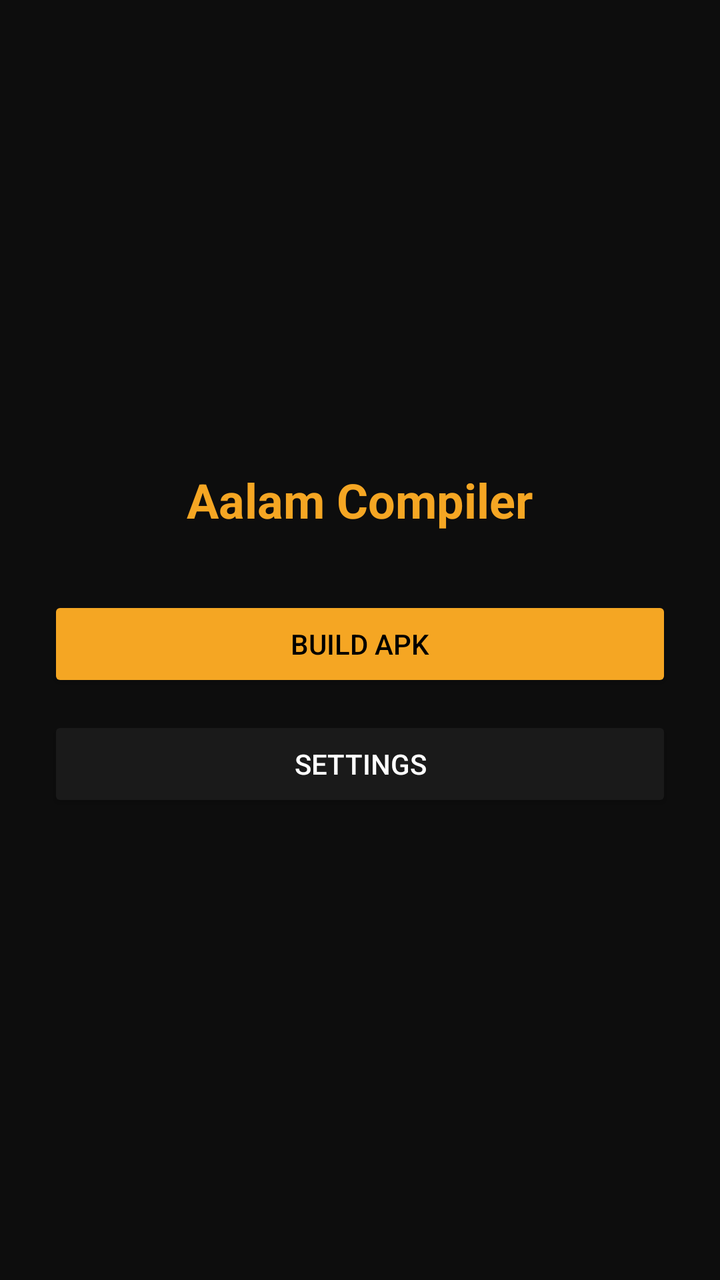
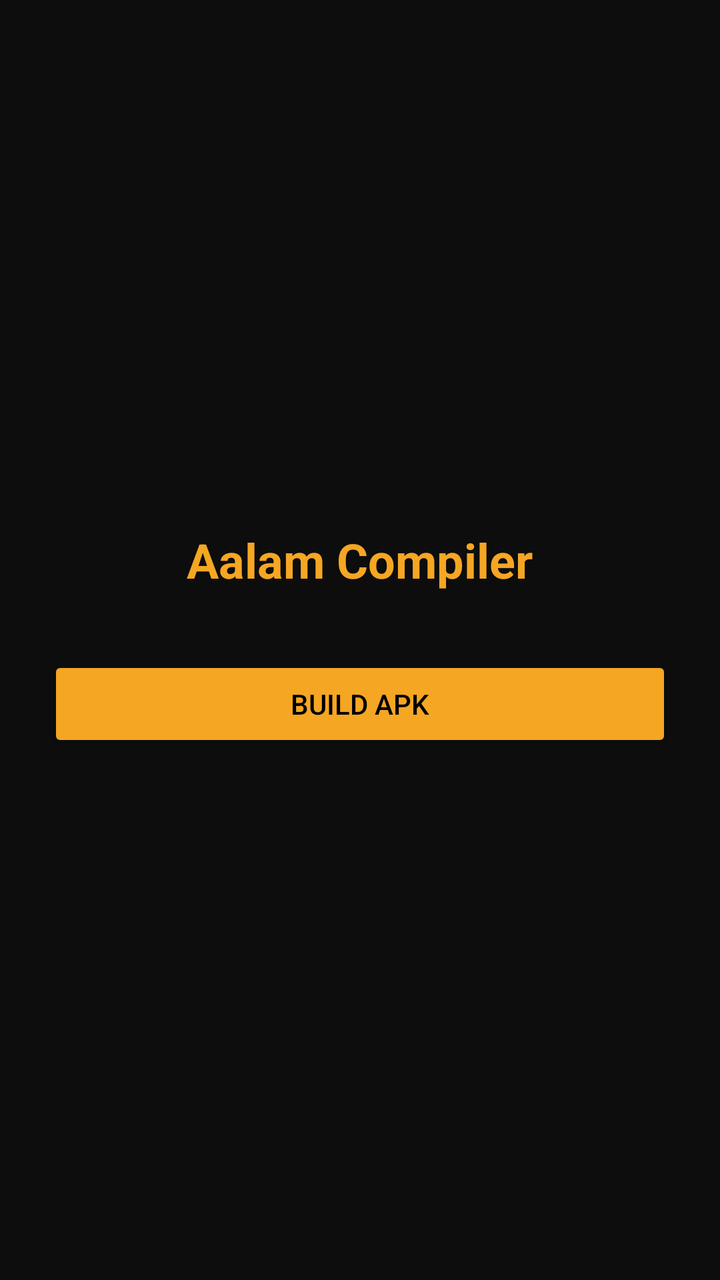

Before-and-after screenshots of an Android layout around one commit, followed by the original layout XML and the change that was made.
<!-- AndroidManifest.xml: application theme Theme.AppCompat -->
<!-- res/layout/activity_main.xml -->
<?xml version="1.0" encoding="utf-8"?>
<LinearLayout xmlns:android="http://schemas.android.com/apk/res/android"
    android:layout_width="match_parent"
    android:layout_height="match_parent"
    android:orientation="vertical"
    android:background="#0D0D0D"
    android:gravity="center"
    android:padding="24dp">

    <TextView
        android:layout_width="wrap_content"
        android:layout_height="wrap_content"
        android:text="Aalam Compiler"
        android:textColor="#F5A623"
        android:textSize="24sp"
        android:textStyle="bold"
        android:layout_marginBottom="32dp" />

    <Button
        android:id="@+id/buildButton"
        android:layout_width="match_parent"
        android:layout_height="wrap_content"
        android:text="Build APK"
        android:textColor="#000000"
        android:backgroundTint="#F5A623"
        android:layout_marginBottom="12dp" />

    <Button
        android:id="@+id/settingsButton"
        android:layout_width="match_parent"
        android:layout_height="wrap_content"
        android:text="Settings"
        android:textColor="#FFFFFF"
        android:backgroundTint="#1A1A1A" />

</LinearLayout>
<!-- resources referenced by this layout -->
<resources>

</resources>

<!-- the commit's change to res/layout/activity_main.xml (unified diff, before → after) -->
@@ -22,15 +22,6 @@
         android:layout_height="wrap_content"
         android:text="Build APK"
         android:textColor="#000000"
-        android:backgroundTint="#F5A623"
-        android:layout_marginBottom="12dp" />
-
-    <Button
-        android:id="@+id/settingsButton"
-        android:layout_width="match_parent"
-        android:layout_height="wrap_content"
-        android:text="Settings"
-        android:textColor="#FFFFFF"
-        android:backgroundTint="#1A1A1A" />
+        android:backgroundTint="#F5A623" />
 
 </LinearLayout>
